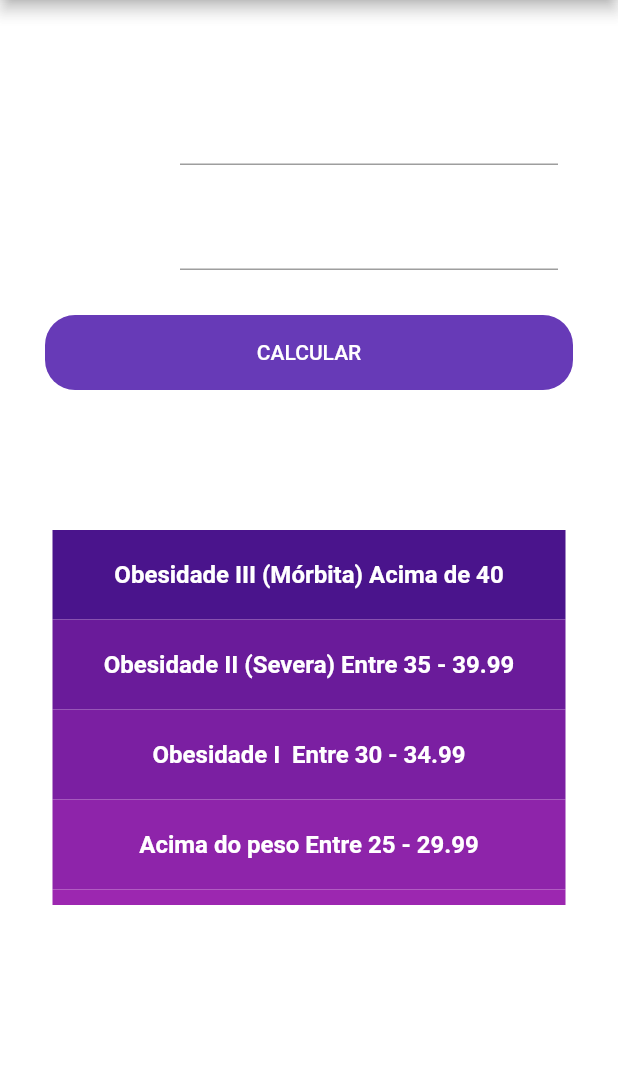
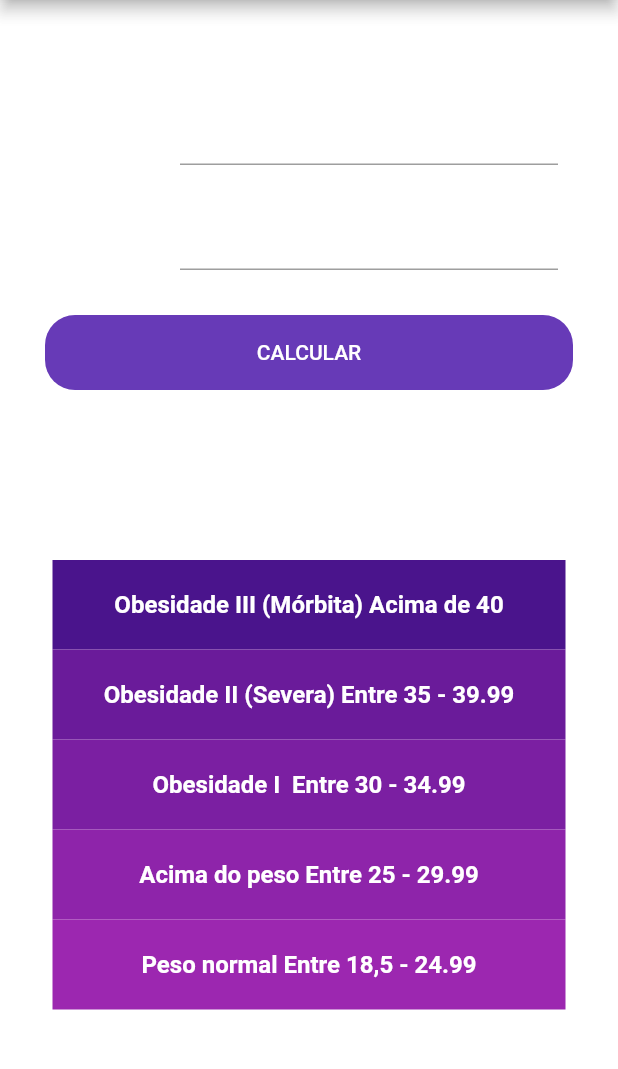
Before and after one commit to MateusHBR/CalculadoraIMC, a Flutter app: the screen it shows after launch, on a phone screen of 412 x 824 dp, the part 84-1153 px from its top. Run offline on Flutter 3.47's test engine with Material 2 defaults, Android fonts, the phone set to English and light mode, and no system bars.

Commit message:
terminando edicoes

```diff
--- a/lib/pages/homePage.dart
+++ b/lib/pages/homePage.dart
@@ -58,7 +58,7 @@ class _HomePageState extends State<HomePage> {
 
     print(result);
     setState(() {
-      _result = "O imc e: ${result.toStringAsPrecision(2)}";
+      _result = "Seu imc é: ${result.toStringAsFixed(2)}";
     });
     print("teste");
   }
--- a/lib/widgets/result.widget.dart
+++ b/lib/widgets/result.widget.dart
@@ -12,7 +12,7 @@ class Resultado extends StatelessWidget {
       padding: EdgeInsets.symmetric(horizontal: 30),
       child: Container(
         width: 400,
-        height: 305,
+        height: 380,
         decoration: BoxDecoration(
           borderRadius: BorderRadius.only(
             topRight: Radius.circular(20),
@@ -27,7 +27,7 @@ class Resultado extends StatelessWidget {
                 child: Column(
                   children: <Widget>[
                     SizedBox(
-                      height: 10,
+                      height: 20,
                     ),
                     Text(
                       "$result",
@@ -38,14 +38,14 @@ class Resultado extends StatelessWidget {
                       ),
                     ),
                     SizedBox(
-                      height: 10,
+                      height: 20,
                     ),
                   ],
                 ),
               ),
               Container(
                 width: 400,
-                height: 250,
+                height: 300,
                 child: ListView(
                   children: <Widget>[
                     ItemIMC(
```
